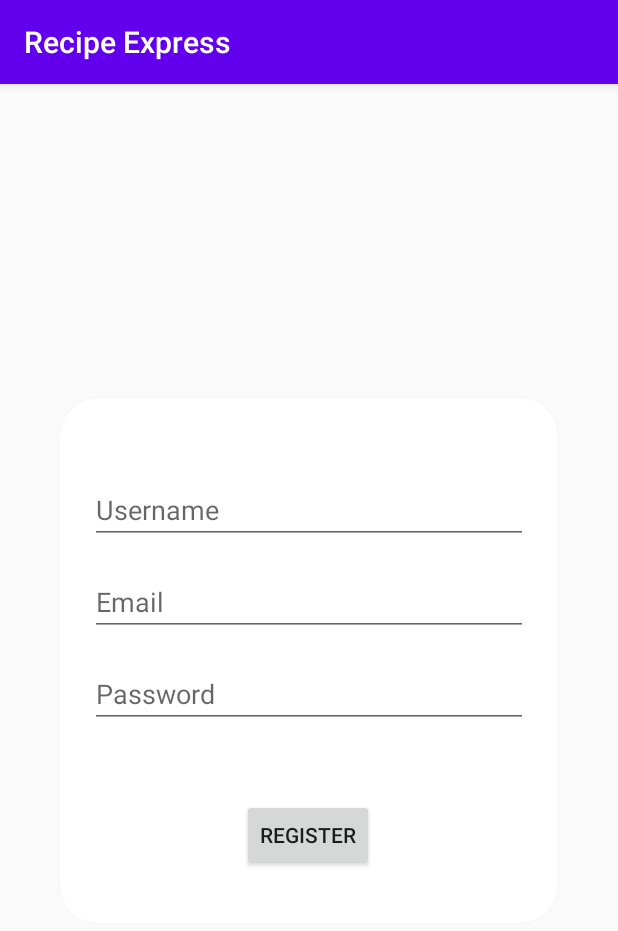
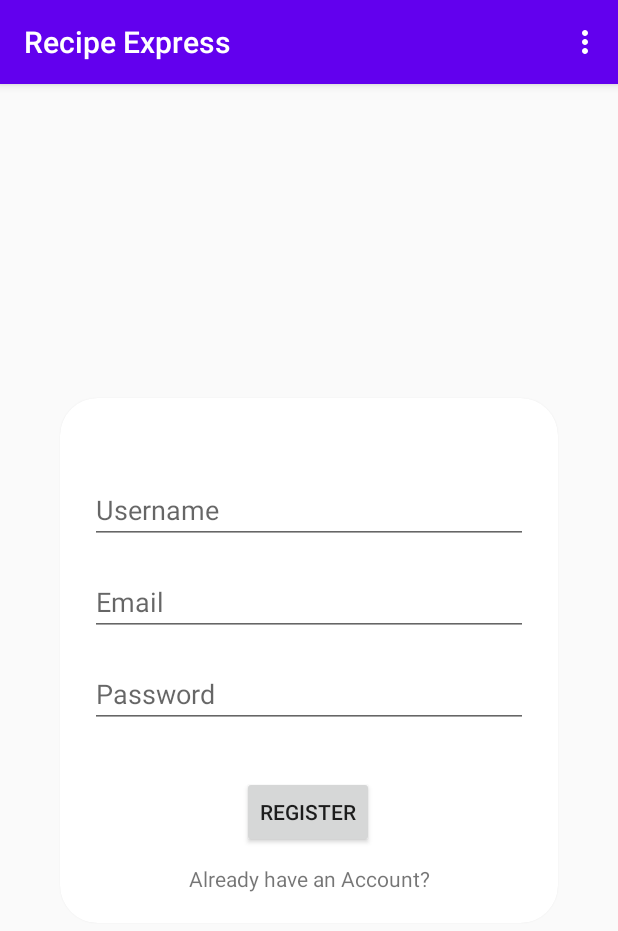
Before and after one commit to HeleneWentworth/RecipeExpress, an Android app: the RegisterFragment screen opened through its navigation route, on a phone screen of 412 x 824 dp. Shown: the top 931 px of the screen. Run offline under Robolectric (Android 15) with nearby library versions, the phone set to English and light mode, and no system bars; our stand-ins replace Firebase (no records; nobody signed in at launch, a user with empty details on screens opened directly), data binding.

Commit message:
Logout Implemented

```diff
--- a/app/src/main/java/com/leokuyper/recipeexpress/HomeFragment.kt
+++ b/app/src/main/java/com/leokuyper/recipeexpress/HomeFragment.kt
@@ -21,7 +21,7 @@ class HomeFragment : Fragment() {
         inflater: LayoutInflater, container: ViewGroup?,
         savedInstanceState: Bundle?
     ): View? {
-        // Inflate the layout for this fragment
+
         auth = Firebase.auth
 
         auth.addAuthStateListener { firebaseAuth ->
--- a/app/src/main/java/com/leokuyper/recipeexpress/MainActivity.kt
+++ b/app/src/main/java/com/leokuyper/recipeexpress/MainActivity.kt
@@ -2,14 +2,47 @@ package com.leokuyper.recipeexpress
 
 import androidx.appcompat.app.AppCompatActivity
 import android.os.Bundle
+import android.util.Log
+import android.view.Menu
+import android.view.MenuItem
+import android.widget.Toast
 import com.google.firebase.auth.FirebaseAuth
 import com.google.firebase.auth.ktx.auth
 import com.google.firebase.ktx.Firebase
 
 class MainActivity : AppCompatActivity() {
 
+    private lateinit var auth: FirebaseAuth
+
     override fun onCreate(savedInstanceState: Bundle?) {
         super.onCreate(savedInstanceState)
         setContentView(R.layout.activity_main)
+        auth = Firebase.auth
     }
+
+    override fun onCreateOptionsMenu(menu: Menu?): Boolean {
+        val inflater = menuInflater
+        inflater.inflate(R.menu.main_menu, menu)
+        return super.onCreateOptionsMenu(menu)
+
+    }
+
+    override fun onOptionsItemSelected(item: MenuItem): Boolean {
+        when(item.itemId) {
+            R.id.logout_btn -> {
+                Log.d("Authentication", "1")
+                auth.signOut()
+                Log.d("Authentication", "2")
+
+                Toast.makeText(this, "Logged out", Toast.LENGTH_SHORT)
+                Log.d("Authentication", "The user was logged out")
+                return true
+            }
+            else -> {
+                return super.onOptionsItemSelected(item)
+            }
+        }
+    }
+
+
 }
--- a/app/src/main/java/com/leokuyper/recipeexpress/RegisterFragment.kt
+++ b/app/src/main/java/com/leokuyper/recipeexpress/RegisterFragment.kt
@@ -61,6 +61,9 @@ class RegisterFragment : Fragment() {
                     Toast.makeText(context, "The registration failed ${it.message}", Toast.LENGTH_SHORT).show()
                 }
         }
+        binding.gotologinFragment.setOnClickListener {
+            findNavController().navigate(R.id.action_registerFragment_to_loginFragment)
+        }
 
         return binding.root
     }
--- a/app/src/main/res/layout/fragment_login.xml
+++ b/app/src/main/res/layout/fragment_login.xml
@@ -64,7 +64,7 @@
                     android:id="@+id/gotoRegisterFragment"
                     android:layout_width="wrap_content"
                     android:layout_height="wrap_content"
-                    android:text="Already Have an Account?"
+                    android:text="Don't have an Account?"
                     app:layout_constraintBottom_toBottomOf="parent"
                     app:layout_constraintEnd_toEndOf="parent"
                     app:layout_constraintStart_toStartOf="parent"
--- a/app/src/main/res/layout/fragment_register.xml
+++ b/app/src/main/res/layout/fragment_register.xml
@@ -74,7 +74,20 @@
                     app:layout_constraintHorizontal_bias="0.497"
                     app:layout_constraintStart_toStartOf="parent"
                     app:layout_constraintTop_toBottomOf="@+id/registerPassword"
+                    app:layout_constraintVertical_bias="0.0"
                     app:layout_goneMarginTop="20dp" />
+
+                <TextView
+                    android:id="@+id/gotologinFragment"
+                    android:layout_width="wrap_content"
+                    android:layout_height="wrap_content"
+                    android:text="Already have an Account?"
+                    app:layout_constraintBottom_toBottomOf="parent"
+                    app:layout_constraintEnd_toEndOf="parent"
+                    app:layout_constraintStart_toStartOf="parent"
+                    app:layout_constraintTop_toBottomOf="@+id/registerSubmit"
+                    app:layout_constraintVertical_bias="1.0"
+                    app:layout_goneMarginTop="15dp" />
 
             </androidx.constraintlayout.widget.ConstraintLayout>
 
--- /dev/null
+++ b/app/src/main/res/menu/main_menu.xml
@@ -0,0 +1,6 @@
+<?xml version="1.0" encoding="utf-8"?>
+<menu xmlns:android="http://schemas.android.com/apk/res/android">
+    <item
+        android:id="@+id/logout_btn"
+        android:title="Logout" />
+</menu>
--- a/app/src/main/res/navigation/navigation.xml
+++ b/app/src/main/res/navigation/navigation.xml
@@ -25,6 +25,9 @@
         <action
             android:id="@+id/action_registerFragment_to_homeFragment"
             app:destination="@id/homeFragment" />
+        <action
+            android:id="@+id/action_registerFragment_to_loginFragment"
+            app:destination="@id/loginFragment" />
     </fragment>
     <fragment
         android:id="@+id/loginFragment"
```
